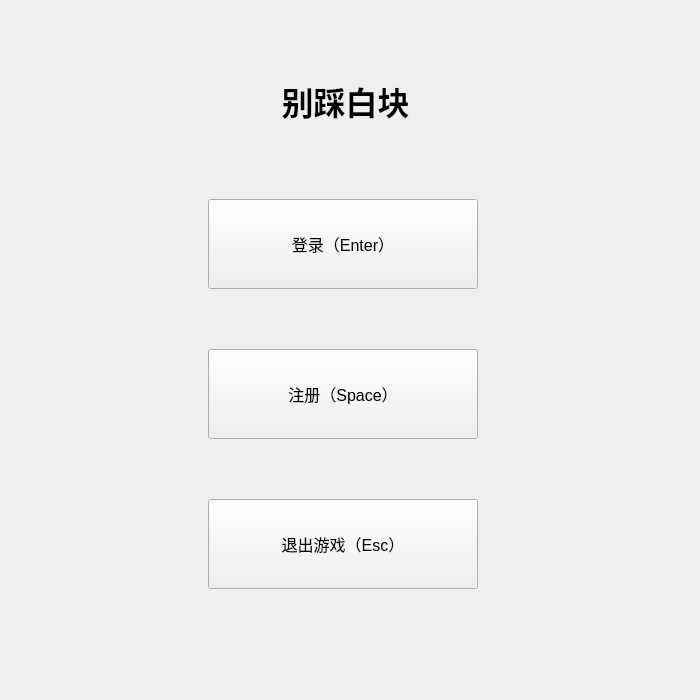
PKUZhangHQ/PianoTiles, file MyWhiteBlock3.0/start.ui: the form before one commit.
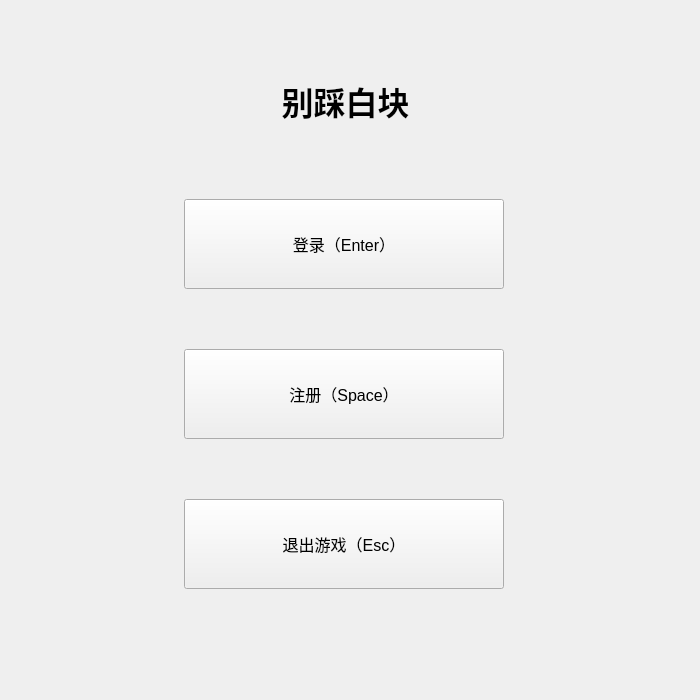
The form after the commit.

What changed in the file:
```diff
--- a/MyWhiteBlock3.0/start.ui
+++ b/MyWhiteBlock3.0/start.ui
@@ -28,9 +28,9 @@
   <widget class="QPushButton" name="login">
    <property name="geometry">
     <rect>
-     <x>208</x>
+     <x>184</x>
      <y>199</y>
-     <width>270</width>
+     <width>320</width>
      <height>90</height>
     </rect>
    </property>
@@ -46,9 +46,9 @@
   <widget class="QPushButton" name="exit">
    <property name="geometry">
     <rect>
-     <x>208</x>
+     <x>184</x>
      <y>499</y>
-     <width>270</width>
+     <width>320</width>
      <height>90</height>
     </rect>
    </property>
@@ -64,9 +64,9 @@
   <widget class="QPushButton" name="register_2">
    <property name="geometry">
     <rect>
-     <x>208</x>
+     <x>184</x>
      <y>349</y>
-     <width>270</width>
+     <width>320</width>
      <height>90</height>
     </rect>
    </property>
```
